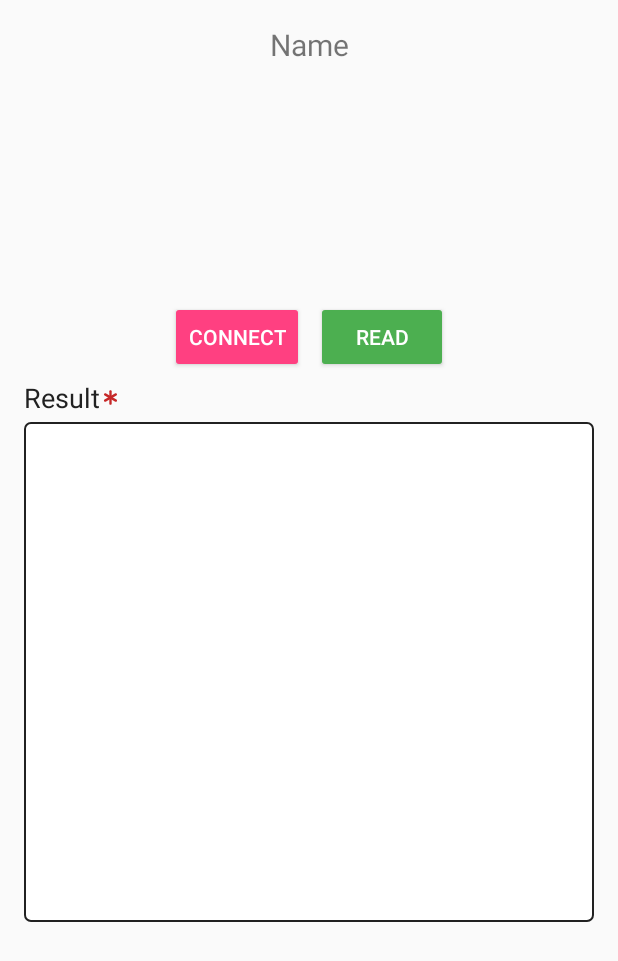
After one commit to nakharin/MapFarmer, an Android app: the layout activity_identive_get_z.xml on its own in the app's theme, with its tools: preview values and no code run, on a phone screen of 412 x 824 dp. The commit adds this screen. Shown: the top 961 px of the screen. Run offline under Robolectric (Android 15) with nearby library versions, the phone set to English and light mode, and no system bars.

Commit message:
- Read ID Card Completed

```diff
--- a/app/build.gradle
+++ b/app/build.gradle
@@ -35,6 +35,8 @@ dependencies {
     api project(':TheCheeseLibrary')
     api project(':EmcsLibrary')
 
+    implementation files('libs/androidSCardV1.2.jar')
+
     implementation "com.android.support:appcompat-v7:${supportAppCompatVersion}"
     implementation "com.android.support:design:${supportAppCompatVersion}"
     implementation "com.google.android.gms:play-services-maps:${googlePlayServiceVersion}"
--- /dev/null
+++ b/app/src/main/res/layout/activity_identive_get_z.xml
@@ -0,0 +1,60 @@
+<?xml version="1.0" encoding="utf-8"?>
+<FrameLayout xmlns:android="http://schemas.android.com/apk/res/android"
+    android:layout_width="match_parent"
+    android:layout_height="match_parent"
+    xmlns:app="http://schemas.android.com/apk/res-auto"
+    android:layout_margin="@dimen/dimen_16_dp">
+
+    <TextView
+        android:id="@+id/txtSCardName"
+        android:layout_width="match_parent"
+        android:layout_height="wrap_content"
+        android:textSize="20sp"
+        android:text="Name"
+        android:gravity="center"
+        android:layout_gravity="center_horizontal"/>
+
+    <LinearLayout
+        android:layout_width="match_parent"
+        android:layout_height="wrap_content"
+        android:orientation="vertical"
+        android:layout_gravity="center">
+
+        <LinearLayout
+            android:layout_width="wrap_content"
+            android:layout_height="wrap_content"
+            android:orientation="horizontal"
+            android:layout_gravity="center_horizontal">
+
+            <android.support.v7.widget.AppCompatButton
+                android:id="@+id/btnConnect"
+                android:layout_width="wrap_content"
+                android:layout_height="wrap_content"
+                android:layout_marginRight="4dp"
+                style="@style/Widget.AppCompat.Button.Colored"
+                android:text="Connect"/>
+
+            <android.support.v7.widget.AppCompatButton
+                android:id="@+id/btnRead"
+                android:layout_width="wrap_content"
+                android:layout_height="wrap_content"
+                android:layout_marginLeft="4dp"
+                style="@style/Widget.AppCompat.Button.Colored"
+                android:backgroundTint="@color/colorGreen"
+                android:text="Read"/>
+
+        </LinearLayout>
+
+        <com.emcsthai.emcslibrary.ViewGroup.EditTextView
+            android:id="@+id/edtResult"
+            android:layout_width="match_parent"
+            android:layout_height="wrap_content"
+            app:em_edt_min_height="500"
+            app:em_input_type="text_multi_line"
+            app:em_require_field="true"
+            app:em_txt_title="Result" />
+
+    </LinearLayout>
+
+
+</FrameLayout>
```
Also changed, not shown: EmcsLibrary/src/main/java/com/emcsthai/emcslibrary/Model/Utils/StringUtils.java (+27 -0 lines), app/src/main/AndroidManifest.xml (+27 -17 lines), app/src/main/java/com/nakharin/mapfarmer/Controller/Activity/IdentiveGetZActivity.kt (+136 -1 lines), app/src/main/java/com/nakharin/mapfarmer/Controller/Activity/MainActivity.kt (added, +35 -0 lines), app/src/main/java/com/nakharin/mapfarmer/Utils/SCardUtility.kt (added, +52 -0 lines), app/src/main/res/layout/activity_main.xml (added, +31 -0 lines), app/src/main/res/xml/device_filter.xml (added, +18 -0 lines), app/libs/androidSCardV1.2.jar (added).
